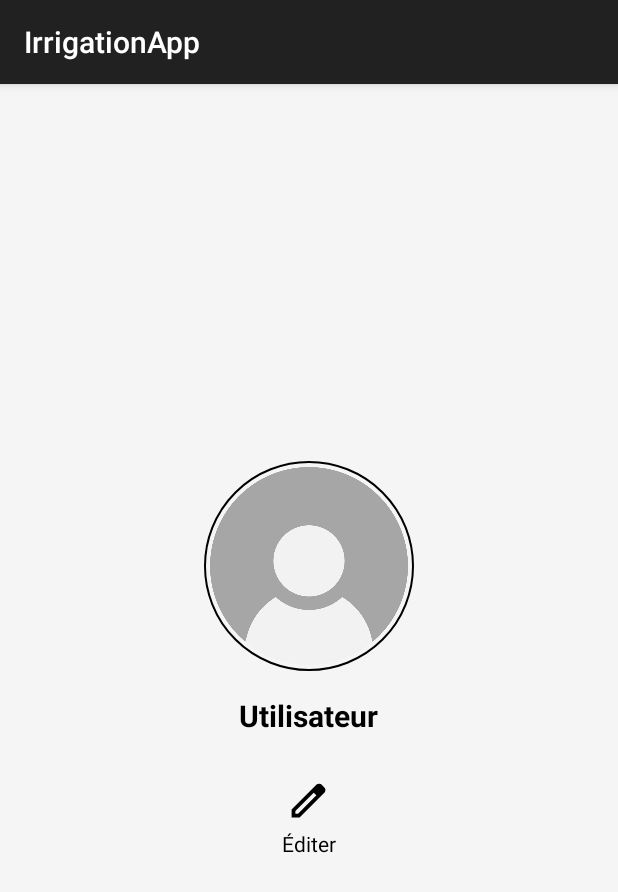
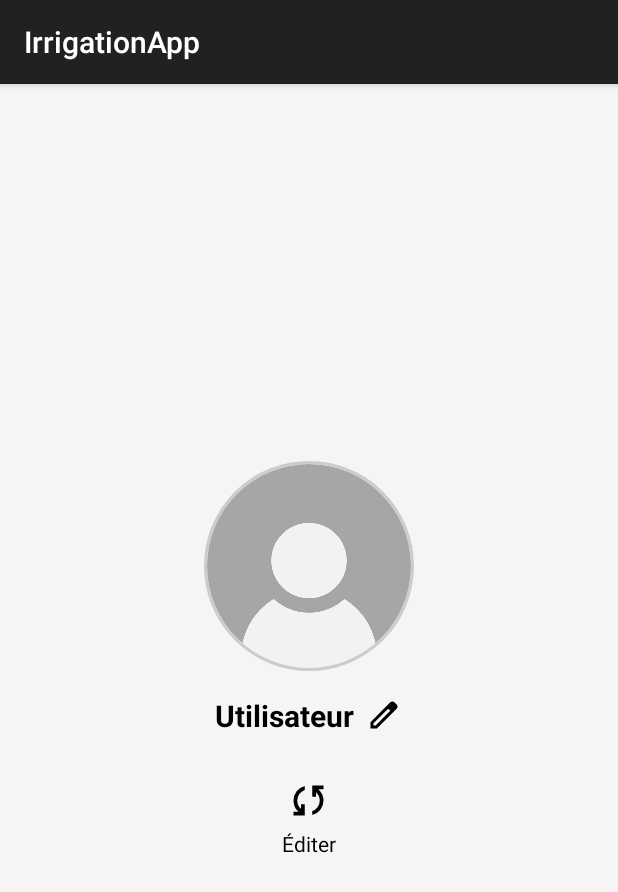
Before and after one commit to LEMNAIZIwalid/IrrigationSys, an Android app built with Jetpack Compose: the HomeActivity screen opened directly, with no data from a screen before it, item 2 of the bottom bar chosen, on a phone screen of 412 x 824 dp. Shown: the top 892 px of the screen. Run offline under Robolectric (Android 15) with nearby library versions, the light colour scheme and no system bars; our stand-ins replace CircleImageView; pictures from the network do not load; 2 statements that could not run were skipped.

Commit message:
Home profil and username

```diff
--- a/app/src/main/AndroidManifest.xml
+++ b/app/src/main/AndroidManifest.xml
@@ -5,6 +5,7 @@
 
     <!-- Permission pour autoriser l'application à accéder à Internet -->
     <uses-permission android:name="android.permission.INTERNET" />
+
 
     <application
         android:allowBackup="true"
@@ -54,6 +55,8 @@
         <activity android:name=".views.ArrosageControlActivity" />
         <activity android:name=".views.StatistiquesActivity" />
 
+
+
     </application>
 
 </manifest>
--- a/app/src/main/java/com/example/irrigationapp/views/HomeActivity.java
+++ b/app/src/main/java/com/example/irrigationapp/views/HomeActivity.java
@@ -1,25 +1,89 @@
 package com.example.irrigationapp.views;
 
 import android.content.Intent;
+import android.content.SharedPreferences;
+import android.net.Uri;
 import android.os.Bundle;
+import android.widget.ImageView;
+import android.widget.TextView;
+
 import androidx.annotation.NonNull;
 import androidx.appcompat.app.AppCompatActivity;
 
+import com.bumptech.glide.Glide;
 import com.example.irrigationapp.R;
 import com.google.android.material.bottomnavigation.BottomNavigationView;
 import com.google.android.material.navigation.NavigationBarView;
 
+import java.text.SimpleDateFormat;
+import java.util.Date;
+import java.util.Locale;
+
 public class HomeActivity extends AppCompatActivity {
 
-    BottomNavigationView bottomNav;
+    private BottomNavigationView bottomNav;
+    private TextView welcomeText, dateText, weatherText;
+    private ImageView profileImage, weatherIcon;
+    private SharedPreferences prefs;
 
     @Override
     protected void onCreate(Bundle savedInstanceState) {
         super.onCreate(savedInstanceState);
         setContentView(R.layout.activity_home);
 
+        prefs = getSharedPreferences("user_settings", MODE_PRIVATE);
+
+        welcomeText = findViewById(R.id.welcomeText);
+        profileImage = findViewById(R.id.profileImage);
+        dateText = findViewById(R.id.dateText);
+        weatherText = findViewById(R.id.weatherText);
+        weatherIcon = findViewById(R.id.weatherIcon);
         bottomNav = findViewById(R.id.bottom_navigation);
+
+        // Affichage de la date actuelle
+        String date = new SimpleDateFormat("dd/MM/yyyy", Locale.getDefault()).format(new Date());
+        dateText.setText(date);
+
+        // Simuler la météo (tu peux remplacer par un appel API météo réel)
+//        int temp = 26; // simulateur
+//        if (temp > 30) {
+//            weatherText.setText("Soleil");
+//            weatherIcon.setImageResource(R.drawable.sun);
+//        } else if (temp > 15) {
+//            weatherText.setText("Nuageux");
+//            weatherIcon.setImageResource(R.drawable.cloudyday);
+//        } else if (temp > 5) {
+//            weatherText.setText("Nuages");
+//            weatherIcon.setImageResource(R.drawable.clouds);
+//        } else {
+//            weatherText.setText("Neige");
+//            weatherIcon.setImageResource(R.drawable.snowflake);
+//        }
+
+        // Cliquer sur la photo → Aller aux paramètres
+        profileImage.setOnClickListener(v -> {
+            Intent intent = new Intent(HomeActivity.this, SettingsActivity.class);
+            startActivity(intent);
+        });
+
+        // Navigation bas
         bottomNav.setOnItemSelectedListener(navListener);
+    }
+
+    // ✅ Recharger les données utilisateur quand on revient sur cette page
+    @Override
+    protected void onResume() {
+        super.onResume();
+
+        String username = prefs.getString("username", "Utilisateur");
+        welcomeText.setText(username);
+
+        String uriStr = prefs.getString("profileImageUri", null);
+        if (uriStr != null) {
+            Glide.with(this).load(Uri.parse(uriStr)).into(profileImage);
+        } else {
+            profileImage.setImageResource(R.drawable.logo_user);
+        }
     }
 
     private final NavigationBarView.OnItemSelectedListener navListener =
--- a/app/src/main/java/com/example/irrigationapp/views/SettingsActivity.java
+++ b/app/src/main/java/com/example/irrigationapp/views/SettingsActivity.java
@@ -9,7 +9,10 @@ import android.widget.EditText;
 import android.widget.ImageView;
 import android.widget.TextView;
 import android.widget.Toast;
+
+import androidx.appcompat.app.AlertDialog;
 import androidx.appcompat.app.AppCompatActivity;
+
 import com.bumptech.glide.Glide;
 import com.example.irrigationapp.R;
 
@@ -17,9 +20,8 @@ public class SettingsActivity extends AppCompatActivity {
 
     private static final int PICK_IMAGE_REQUEST = 1;
 
-    private ImageView iconEditProfile, imageProfile;
+    private ImageView iconEditProfile, iconEditName, imageProfile;
     private TextView textUsername;
-
     private SharedPreferences prefs;
 
     @Override
@@ -28,22 +30,37 @@ public class SettingsActivity extends AppCompatActivity {
         setContentView(R.layout.activity_settings);
 
         iconEditProfile = findViewById(R.id.iconEditProfile);
+        iconEditName = findViewById(R.id.iconEditName);
         textUsername = findViewById(R.id.textUsername);
         imageProfile = findViewById(R.id.imageProfile);
 
-        // ✅ Remplacement de l'ancienne méthode dépréciée
         prefs = getSharedPreferences("user_settings", MODE_PRIVATE);
 
         // Charger les données enregistrées
         loadProfileData();
 
-        imageProfile.setOnClickListener(v -> openGallery());
+        // 📷 Clic sur image → Importer ou Supprimer
+        imageProfile.setOnClickListener(v -> {
+            new AlertDialog.Builder(this)
+                    .setTitle("Photo de profil")
+                    .setItems(new CharSequence[]{"📁 Importer une image", "🗑 Supprimer l'image"}, (dialog, which) -> {
+                        if (which == 0) {
+                            openGallery();
+                        } else if (which == 1) {
+                            prefs.edit().remove("profileImageUri").apply();
+                            imageProfile.setImageResource(R.drawable.logo_user);
+                            Toast.makeText(this, "Image supprimée", Toast.LENGTH_SHORT).show();
+                        }
+                    })
+                    .show();
+        });
 
-        iconEditProfile.setOnClickListener(v -> {
+        // ✏️ Modifier le nom via l’icône crayon
+        iconEditName.setOnClickListener(v -> {
             EditText input = new EditText(this);
             input.setText(textUsername.getText());
 
-            new android.app.AlertDialog.Builder(this)
+            new AlertDialog.Builder(this)
                     .setTitle("Modifier le nom")
                     .setView(input)
                     .setPositiveButton("Valider", (dialog, which) -> {
@@ -56,6 +73,12 @@ public class SettingsActivity extends AppCompatActivity {
                     })
                     .setNegativeButton("Annuler", null)
                     .show();
+        });
+
+        // 📄 Rediriger vers ProfileManagementActivity
+        iconEditProfile.setOnClickListener(v -> {
+            Intent intent = new Intent(SettingsActivity.this, ProfileManagementActivity.class);
+            startActivity(intent);
         });
     }
 
@@ -82,6 +105,8 @@ public class SettingsActivity extends AppCompatActivity {
         String uriStr = prefs.getString("profileImageUri", null);
         if (uriStr != null) {
             Glide.with(this).load(Uri.parse(uriStr)).into(imageProfile);
+        } else {
+            imageProfile.setImageResource(R.drawable.logo_user); // Image par défaut
         }
     }
 }
--- /dev/null
+++ b/app/src/main/res/drawable/baseline_sync_24.xml
@@ -0,0 +1,9 @@
+<vector xmlns:android="http://schemas.android.com/apk/res/android"
+    android:width="24dp"
+    android:height="24dp"
+    android:viewportWidth="960"
+    android:viewportHeight="960">
+  <path
+      android:pathData="M160,800v-80h110l-16,-14q-52,-46 -73,-105t-21,-119q0,-111 66.5,-197.5T400,170v84q-72,26 -116,88.5T240,482q0,45 17,87.5t53,78.5l10,10v-98h80v240L160,800ZM560,790v-84q72,-26 116,-88.5T720,478q0,-45 -17,-87.5T650,312l-10,-10v98h-80v-240h240v80L690,240l16,14q49,49 71.5,106.5T800,478q0,111 -66.5,197.5T560,790Z"
+      android:fillColor="#000000"/>
+</vector>
--- a/app/src/main/res/layout/activity_settings.xml
+++ b/app/src/main/res/layout/activity_settings.xml
@@ -1,5 +1,6 @@
 <?xml version="1.0" encoding="utf-8"?>
 <LinearLayout xmlns:android="http://schemas.android.com/apk/res/android"
+    xmlns:app="http://schemas.android.com/apk/res-auto"
     android:layout_width="match_parent"
     android:layout_height="match_parent"
     android:orientation="vertical"
@@ -7,32 +8,50 @@
     android:padding="24dp"
     android:background="#F5F5F5">
 
-    <ImageView
+    <!-- ✅ Image de profil ronde -->
+    <de.hdodenhof.circleimageview.CircleImageView
         android:id="@+id/imageProfile"
         android:layout_width="140dp"
         android:layout_height="140dp"
         android:src="@drawable/logo_user"
         android:layout_marginBottom="16dp"
-        android:scaleType="centerCrop"
-        android:background="@drawable/circle_border"
-        android:padding="4dp" />
+        app:civ_border_width="2dp"
+        app:civ_border_color="#CCCCCC" />
 
-    <TextView
-        android:id="@+id/textUsername"
+    <!-- ✅ Nom d'utilisateur + crayon modifiable -->
+    <LinearLayout
         android:layout_width="wrap_content"
         android:layout_height="wrap_content"
-        android:text="Utilisateur"
-        android:textSize="20sp"
-        android:textStyle="bold"
-        android:textColor="#000"
-        android:layout_marginBottom="16dp" />
+        android:orientation="horizontal"
+        android:gravity="center_vertical"
+        android:layout_marginBottom="16dp">
 
+        <TextView
+            android:id="@+id/textUsername"
+            android:layout_width="wrap_content"
+            android:layout_height="wrap_content"
+            android:text="Utilisateur"
+            android:textSize="20sp"
+            android:textStyle="bold"
+            android:textColor="#000" />
+
+        <ImageView
+            android:id="@+id/iconEditName"
+            android:layout_width="24dp"
+            android:layout_height="24dp"
+            android:src="@drawable/baseline_edit_24"
+            android:contentDescription="Modifier le nom"
+            android:layout_marginStart="8dp"
+            android:background="?attr/selectableItemBackgroundBorderless" />
+    </LinearLayout>
+
+    <!-- ✅ Bouton d'édition du profil complet -->
     <ImageView
         android:id="@+id/iconEditProfile"
         android:layout_width="30dp"
         android:layout_height="30dp"
-        android:src="@drawable/baseline_edit_24"
-        android:contentDescription="Modifier le profil"
+        android:src="@drawable/baseline_sync_24"
+        android:contentDescription="Aller à la gestion du profil"
         android:background="?attr/selectableItemBackgroundBorderless"
         android:layout_marginTop="12dp" />
 
@@ -44,4 +63,5 @@
         android:textColor="#000"
         android:textSize="14sp"
         android:layout_marginTop="4dp" />
+
 </LinearLayout>
```
Also changed, not shown: app/build.gradle (+10 -1 lines), app/src/main/res/layout/activity_home.xml (+35 -6 lines).
